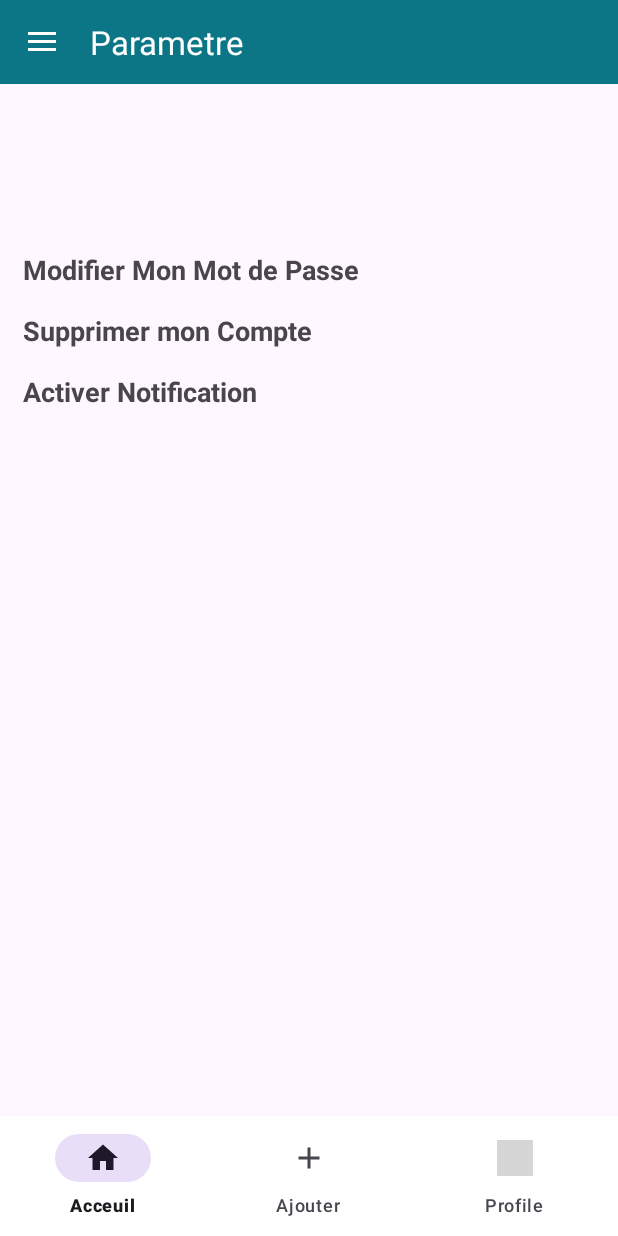
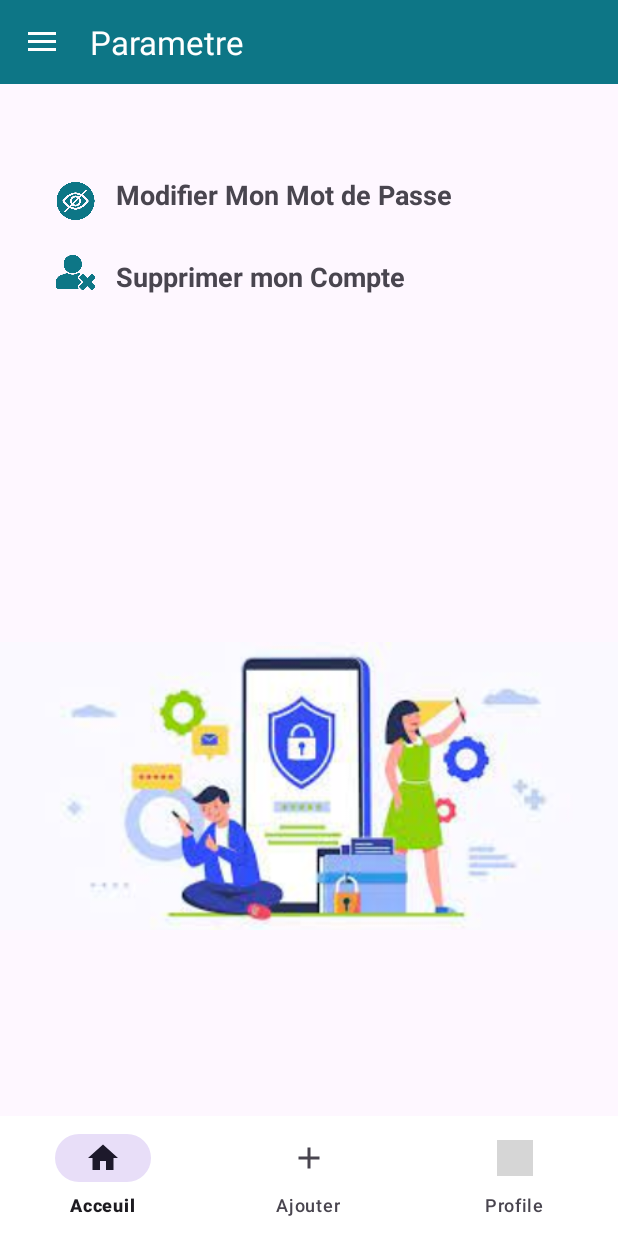
Before and after one commit to blanat/frontBlanat, an Android app: the fragment SettingsFragment placed in its activity, on a phone screen of 412 x 824 dp. Run offline under Robolectric (Android 15) with nearby library versions, the phone set to English and light mode, and no system bars; network calls fail; grey boxes are pictures that could not be loaded.

Commit message:
front changer mot de passe

```diff
--- a/app/src/main/res/layout/fragment_settings.xml
+++ b/app/src/main/res/layout/fragment_settings.xml
@@ -14,12 +14,12 @@
         <ScrollView
             android:layout_width="match_parent"
             android:layout_height="match_parent"
+            android:layout_marginStart="15dp"
+            android:layout_marginTop="15dp"
             app:layout_constraintBottom_toBottomOf="parent"
             app:layout_constraintEnd_toEndOf="parent"
             app:layout_constraintStart_toStartOf="parent"
-            app:layout_constraintTop_toTopOf="parent"
-            android:layout_marginTop="65dp"
-            android:layout_marginStart="15dp">
+            app:layout_constraintTop_toTopOf="parent">
 
             <LinearLayout
                 android:layout_width="match_parent"
@@ -27,37 +27,79 @@
                 android:orientation="vertical">
 
                 <!-- New TextViews -->
+            <LinearLayout
+                android:layout_width="match_parent"
+                android:layout_height="wrap_content"
+                android:orientation="horizontal">
+
+                <ImageView
+                    android:layout_width="30dp"
+                    android:layout_height="25dp"
+                    android:layout_marginStart="20dp"
+                    android:layout_marginTop="20dp"
+                    app:srcCompat="@drawable/changpass"
+                    app:tint="@color/my_primary" />
+
                 <TextView
                     android:id="@+id/modMdp"
                     android:layout_width="wrap_content"
                     android:layout_height="wrap_content"
+                    android:layout_marginTop="16dp"
+                    android:layout_marginStart="12dp"
                     android:text="@string/modifier_mdp"
                     android:textSize="18sp"
-                    android:textStyle="bold"
-                    android:layout_marginTop="16dp"
-                    />
+                    android:textStyle="bold" />
+
+            </LinearLayout>
+            <LinearLayout
+                android:layout_width="match_parent"
+                android:layout_height="wrap_content"
+                android:orientation="horizontal">
+                <ImageView
+                    android:layout_width="30dp"
+                    android:layout_height="30dp"
+                    android:layout_marginStart="20dp"
+                    android:layout_marginTop="20dp"
+                    app:srcCompat="@drawable/supprimer"
+                    app:tint="@color/my_primary" />
 
                 <TextView
                     android:id="@+id/delAcc"
                     android:layout_width="wrap_content"
                     android:layout_height="wrap_content"
+                    android:layout_marginTop="25dp"
                     android:text="@string/del_account"
+                    android:layout_marginStart="12dp"
                     android:textSize="18sp"
-                    android:textStyle="bold"
-                    android:layout_marginTop="16dp"
-                    />
+                    android:textStyle="bold" />
 
+
+            </LinearLayout>
+<!--
                 <TextView
                     android:id="@+id/NotifActivate"
                     android:layout_width="wrap_content"
                     android:layout_height="wrap_content"
+                    android:layout_marginTop="16dp"
                     android:text="Activer Notification"
                     android:textSize="18sp"
-                    android:textStyle="bold"
-                    android:layout_marginTop="16dp"
-                    />
+                    android:textStyle="bold" />
+
+                    -->
+
+
+
             </LinearLayout>
         </ScrollView>
 
+        <ImageView
+            android:id="@+id/bottomImageView"
+            android:layout_width="match_parent"
+            android:layout_height="440dp"
+            android:src="@drawable/privacy"
+            app:layout_constraintBottom_toBottomOf="parent"
+            app:layout_constraintEnd_toEndOf="parent"
+            app:layout_constraintStart_toStartOf="parent" />
+
     </androidx.constraintlayout.widget.ConstraintLayout>
 </FrameLayout>
```
Also changed, not shown: app/src/main/res/drawable/changpass.png (added), app/src/main/res/drawable/privacy.jpg (added), app/src/main/res/drawable/supprimer.png (added).
